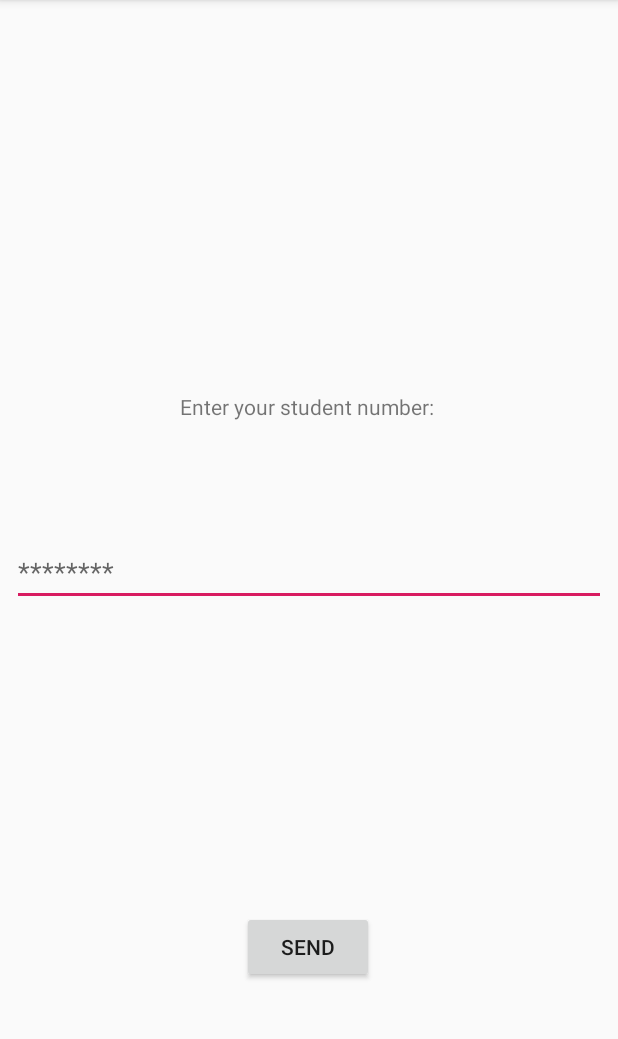
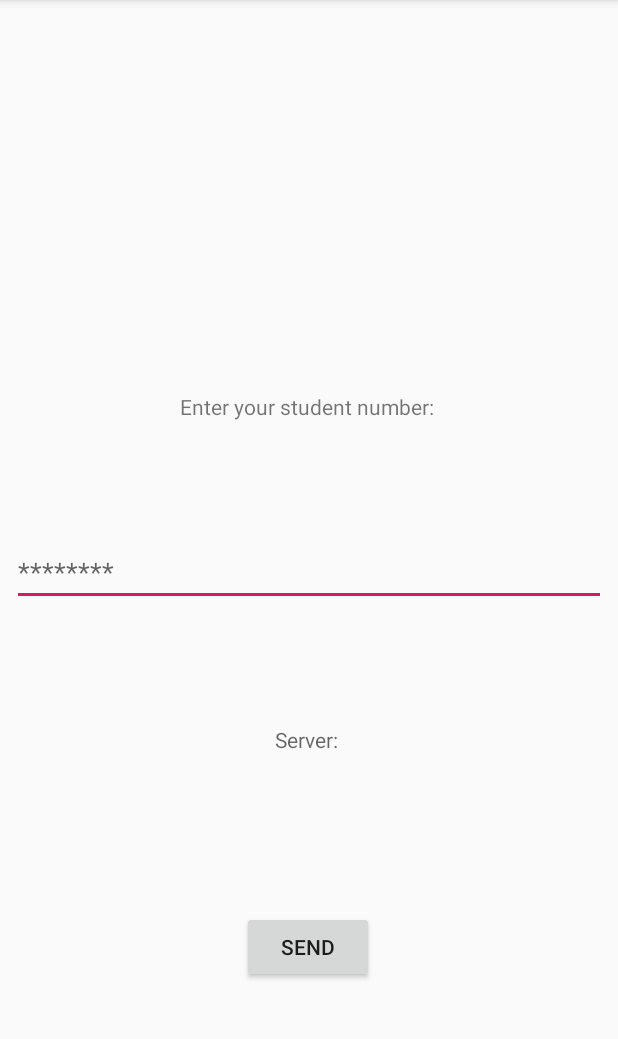
Before and after one commit to annawallner/IceCreamSandwich, an Android app: the screen it shows after launch (MainActivity), on a phone screen of 412 x 824 dp, the part 84-1123 px from its top. Run offline under Robolectric (Android 15) with nearby library versions, the phone set to English and light mode, and no system bars.

Commit message:
The server thing finally worksgit add .git add .!

```diff
--- a/app/src/main/AndroidManifest.xml
+++ b/app/src/main/AndroidManifest.xml
@@ -1,6 +1,7 @@
 <?xml version="1.0" encoding="utf-8"?>
 <manifest xmlns:android="http://schemas.android.com/apk/res/android"
     package="com.example.icecreamsandwich" >
+    <uses-permission android:name="android.permission.INTERNET"></uses-permission>
 
     <application
         android:allowBackup="true"
--- a/app/src/main/res/layout/activity_main.xml
+++ b/app/src/main/res/layout/activity_main.xml
@@ -11,11 +11,10 @@
         android:layout_width="wrap_content"
         android:layout_height="wrap_content"
         android:layout_marginStart="8dp"
-        android:layout_marginLeft="8dp"
         android:layout_marginTop="8dp"
         android:layout_marginEnd="8dp"
-        android:layout_marginRight="8dp"
         android:layout_marginBottom="8dp"
+        android:onClick="onClick"
         android:text="Send"
         app:layout_constraintBottom_toBottomOf="parent"
         app:layout_constraintEnd_toEndOf="parent"
@@ -51,7 +50,7 @@
         android:layout_marginEnd="8dp"
         android:layout_marginRight="8dp"
         android:layout_marginBottom="8dp"
-
+        android:hint="Server: "
         app:layout_constraintBottom_toBottomOf="parent"
         app:layout_constraintEnd_toEndOf="parent"
         app:layout_constraintStart_toStartOf="parent"
```
Also changed, not shown: app/src/main/java/com/example/icecreamsandwich/MainActivity.java (+4 -4 lines).
